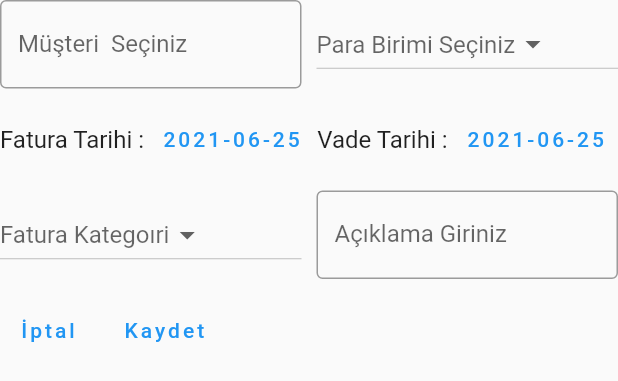
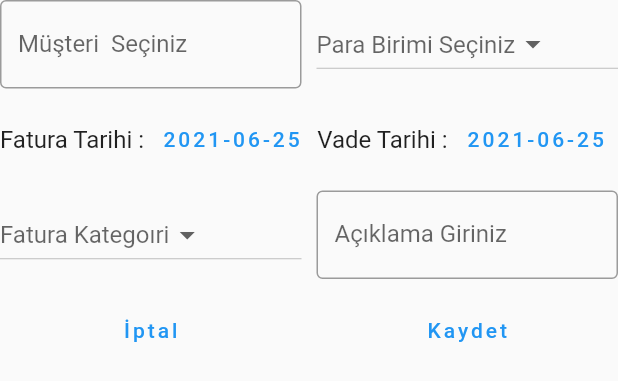
Before and after one commit to gokgorkem/on_muhasebe_ypy, a Flutter app: the YeniFaturaSatislarBody widget shown alone on an empty page, opened directly, on a phone screen of 412 x 824 dp. Shown: the top 381 px of the screen. Run offline on Flutter 3.47's test engine with Material 2 defaults, Android fonts, the phone set to English and light mode, and no system bars; our stand-ins replace chopper, dartz, data_connection_checker, equatable, fl_chart, flutter_datetime_picker and 2 more; missing offline and left inert: shared_preferences_web.

Commit message:
Update yeni_fatura_satislar_body.dart
Updated yeni fatura satislar page body for screen positioning

```diff
--- a/lib/features/yeni_fatura_satislar/presentation/widgets/yeni_fatura_satislar_body.dart
+++ b/lib/features/yeni_fatura_satislar/presentation/widgets/yeni_fatura_satislar_body.dart
@@ -158,17 +158,21 @@ class _YeniFaturaSatislarBodyState extends State<YeniFaturaSatislarBody> {
             SizedBox(height: 10),
             Row(
               children: [
-                TextButton(
+                Expanded(
+                  child: TextButton(
                       onPressed: () {
                         Navigator.of(context)
                             .pushNamed(SATISLAR_FATURALAR_PAGE_ROUTE);
                       },
                       child: Text("İptal")),
+                ),
                 SizedBox(width: 10),
-                TextButton(
+                Expanded(
+                  child: TextButton(
                       onPressed: () => Navigator.of(context)
                           .pushNamed(SATISLAR_FATURALAR_PAGE_ROUTE),
                       child: Text("Kaydet")),
+                ),
               ],
             )
           ],
```
Lines whose indentation alone changed are shown as unchanged.
